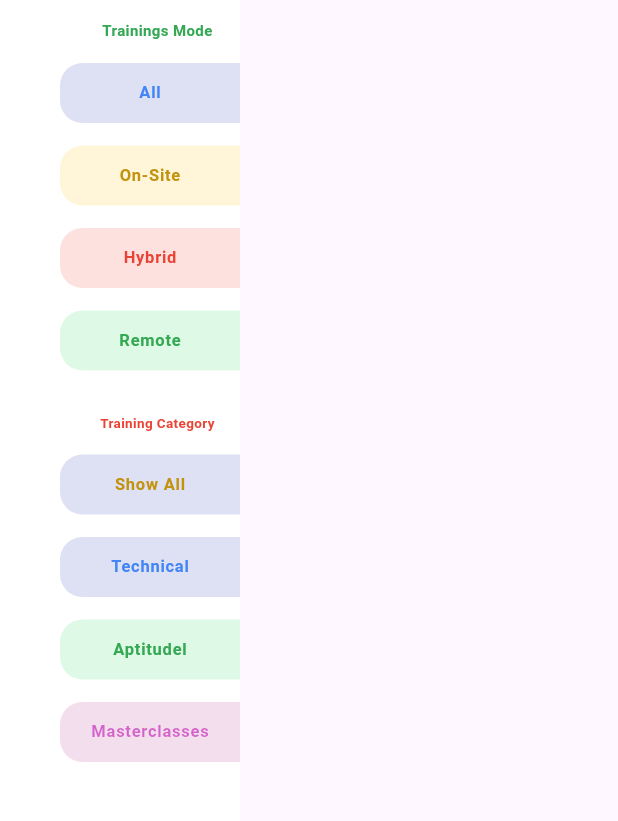
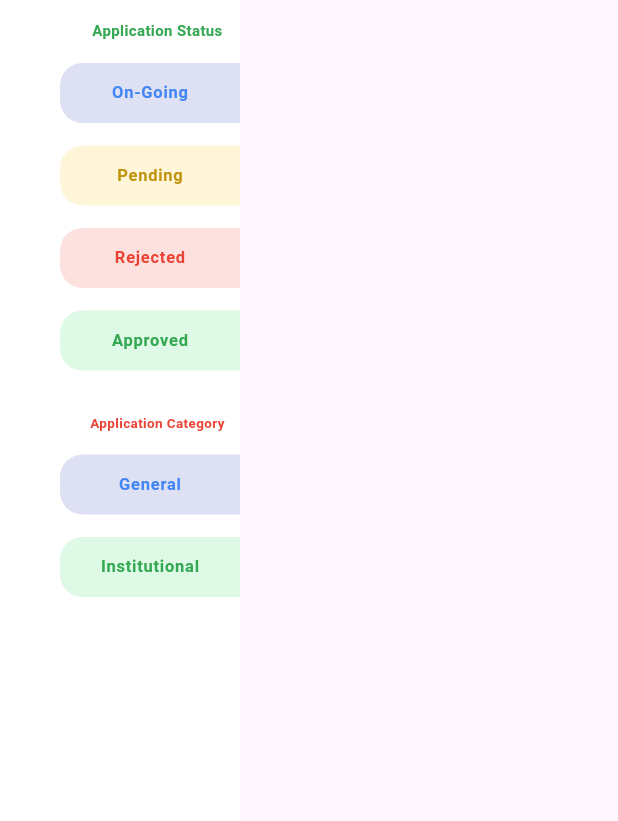
Before and after one commit to Anusreepramod/MockTask, a Flutter app: the StatusCategory widget shown alone on an empty page, opened directly, on a phone screen of 412 x 824 dp, the part 105-926 px from its top. Run offline on Flutter 3.47's test engine with Material 3 defaults, Android fonts, the light colour scheme and no system bars; Roboto replaces fonts that are missing (Nunito).

Commit message:
sixth commit

```diff
--- a/lib/DrawerBox.dart
+++ b/lib/DrawerBox.dart
@@ -5,16 +5,15 @@ class DrawerBox extends StatelessWidget {
   final Color labelColor;
   final Color boxColor;
 
-  const DrawerBox({
-    super.key,
+  const DrawerBox({super.key,
     required this.labelText,
     required this.labelColor,
-    required this.boxColor,
+    required this.boxColor ,
   });
 
   @override
   Widget build(BuildContext context) {
-    return Column(
+    return  Column(
       children: [
         Row(
           mainAxisAlignment: MainAxisAlignment.end,
@@ -22,7 +21,7 @@ class DrawerBox extends StatelessWidget {
             Container(
                                 width: 120,
                                 height: 40,
-              decoration: ShapeDecoration(
+                                decoration:  ShapeDecoration(
                                   color: boxColor,
                                   shape: const RoundedRectangleBorder(
                                     borderRadius: BorderRadius.only(
@@ -33,11 +32,11 @@ class DrawerBox extends StatelessWidget {
                                     ),
                                   ),
                                 ),
-              child: Center(
+                                child:  Center(
                                   child: Text(
                                     labelText,
-                  style: TextStyle(
-                    color: labelColor,
+                                    style:  TextStyle(
+                                      color:labelColor,
                                       fontSize: 11,
                                       fontFamily: 'Nunito',
                                       fontWeight: FontWeight.w700,
@@ -49,9 +48,7 @@ class DrawerBox extends StatelessWidget {
                               ),
           ],
         ),
-        const SizedBox(
-          height: 15,
-        ),
+        SizedBox(height: 15,),
       ],
     );
   }
--- a/lib/OpeningFilters.dart
+++ b/lib/OpeningFilters.dart
@@ -1,6 +1,6 @@
 import 'package:flutter/material.dart';
+import 'package:flutter/widgets.dart';
 import 'package:mock_task/DrawerBox.dart';
-
 
 class StatusCategory extends StatefulWidget {
   const StatusCategory({super.key});
@@ -36,7 +36,7 @@ class _StatusCategoryState extends State<StatusCategory> {
               const Padding(
                 padding: EdgeInsets.only(left: 50),
                 child: Text(
-                  'Trainings Mode',
+                  'Application Status',
                   textAlign: TextAlign.center,
                   style: TextStyle(
                     color: Color(0xFF34A853),
@@ -53,19 +53,19 @@ class _StatusCategoryState extends State<StatusCategory> {
               const DrawerBox(
                 boxColor: Color(0xFFDEE0F3),
                 labelColor: Color(0xFF4285F4),
-                labelText: 'All',
+                labelText: 'On-Going',
               ),
               const DrawerBox(
                 boxColor: Color(0xFFFFF6DA),
-                labelText: 'On-Site',
+                labelText: 'Pending',
                 labelColor: Color(0xFFC2930F),
               ),
               const DrawerBox(
-                  labelText: 'Hybrid',
+                  labelText: 'Rejected',
                   labelColor: Color(0xFFEA4335),
                   boxColor: Color(0xFFFCE1DF)),
               const DrawerBox(
-                  labelText: 'Remote',
+                  labelText: 'Approved',
                   labelColor: Color(0xFF34A853),
                   boxColor: Color(0xFFDEF9E5)),
               const SizedBox(
@@ -74,7 +74,7 @@ class _StatusCategoryState extends State<StatusCategory> {
               const Padding(
                 padding: EdgeInsets.only(left: 50),
                 child: Text(
-                  'Training Category',
+                  'Application Category',
                   textAlign: TextAlign.right,
                   style: TextStyle(
                     color: Color(0xFFEA4335),
@@ -89,24 +89,14 @@ class _StatusCategoryState extends State<StatusCategory> {
                 height: 15,
               ),
               const DrawerBox(
-                labelText: 'Show All',
-                labelColor: Color(0xFFC2930F),
-                boxColor: Color(0xFFDEE0F3),
-              ),
-              const DrawerBox(
-                labelText: 'Technical',
+                labelText: 'General',
                 labelColor: Color(0xFF4285F4),
                 boxColor: Color(0xFFDEE0F3),
               ),
               const DrawerBox(
-                labelText: 'Aptitudel',
+                labelText: 'Institutional',
                 labelColor: Color(0xFF34A853),
                 boxColor: Color(0xFFDEF9E5),
-              ),
-              const DrawerBox(
-                labelText: 'Masterclasses',
-                labelColor: Color.fromARGB(149, 189, 10, 177),
-                boxColor: Color.fromARGB(255, 243, 222, 237),
               ),
             ],
           ),
```
Also changed, not shown: lib/Assessments.dart (+57 -7 lines), lib/TrainingDetailed.dart (+6 -1 lines), lib/TrainingsPages.dart (+10 -1 lines). Lines whose indentation alone changed are shown as unchanged.
